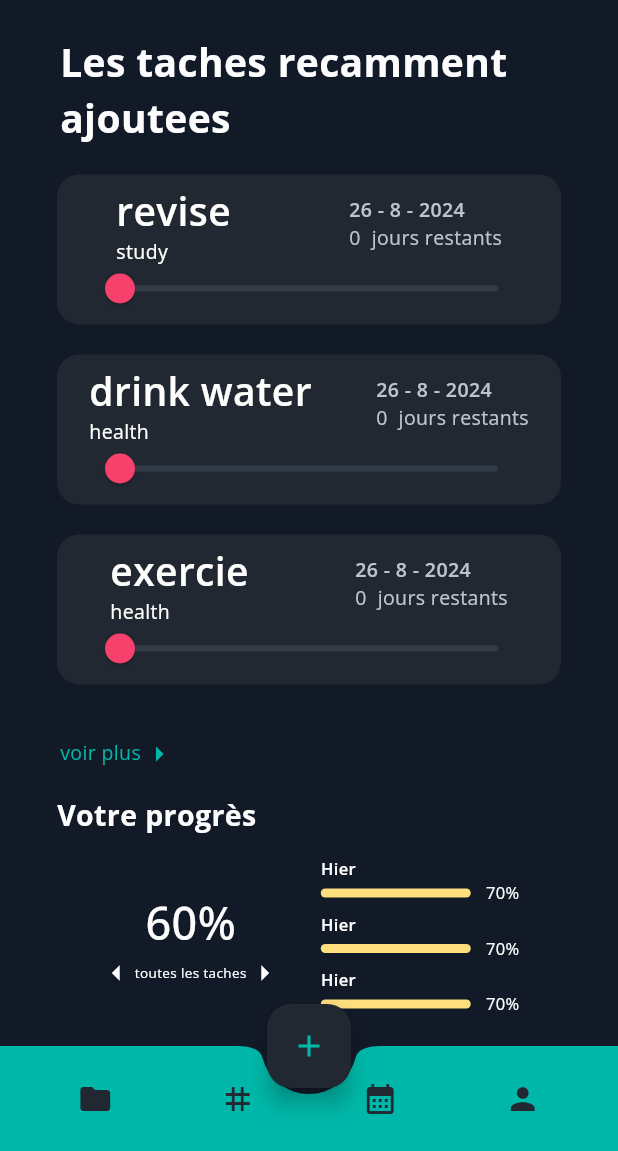
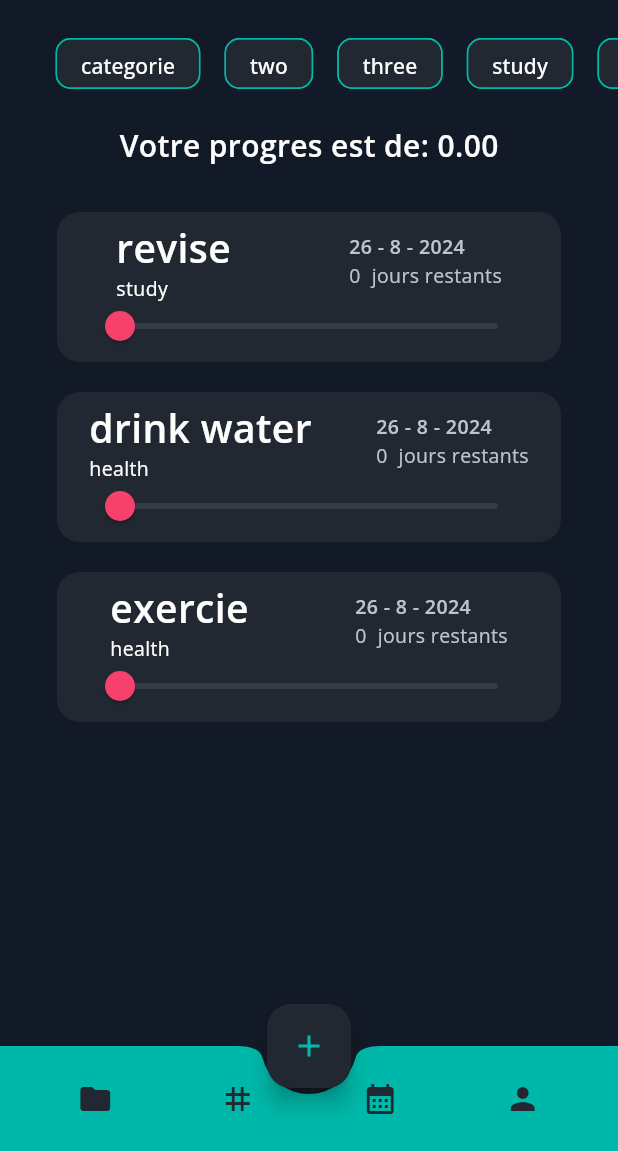
Before and after one commit to Adam-BACHI/productivity-app, a Flutter app: the HomePage screen opened directly, after a tap on the "folder" icon, on a phone screen of 412 x 824 dp, the part 85-1236 px from its top. Run offline on Flutter 3.47's test engine with Material 3 defaults, Android fonts, the phone set to English and light mode, and no system bars; our stand-ins replace lottie, smooth_page_indicator.

Commit message:
Created the categories page, where you can see tasks related to specific categories, and added a display for the progress percentage.

```diff
--- /dev/null
+++ b/lib/dataBase/TaskList.dart
@@ -0,0 +1,5 @@
+List ToDoList = [
+  ["exercie", "health", DateTime.now(), 0.0],
+  ["drink water", "health", DateTime.now(), 0.0],
+  ["revise", "study", DateTime.now(), 0.0],
+];
--- a/lib/main.dart
+++ b/lib/main.dart
@@ -1,5 +1,6 @@
 import 'package:flutter/material.dart';
 import 'package:productivity_app/pages/Loading.dart';
+import 'package:productivity_app/pages/TaskCategories.dart';
 import 'package:productivity_app/pages/welcome.dart';
 
 void main() {
@@ -18,6 +19,7 @@ class ProdApp extends StatelessWidget {
       theme: ThemeData(primarySwatch: Colors.teal, brightness: Brightness.dark),
       routes: {
         '/welcomepage': (context) => const Welcome(),
+        '/taskcat': (context) => const TaskCat()
       },
     );
   }
--- /dev/null
+++ b/lib/pages/TaskCategories.dart
@@ -0,0 +1,262 @@
+import 'package:flutter/material.dart';
+import 'package:productivity_app/comps/TaskComp.dart';
+import 'package:productivity_app/comps/newTask.dart';
+import 'package:productivity_app/dataBase/TaskList.dart';
+import 'package:productivity_app/pages/home.dart';
+
+class TaskCat extends StatefulWidget {
+  const TaskCat({super.key});
+
+  @override
+  State<TaskCat> createState() => _TaskCatState();
+}
+
+class _TaskCatState extends State<TaskCat> {
+  void progressChanged(double value, int ind) {
+    setState(() {
+      ToDoList[ToDoList.length - ind - 1][3] = value;
+    });
+  }
+
+  List categories = [
+    'categorie',
+    'two',
+    'three',
+    'study',
+    'health',
+  ];
+
+  List selectedCat = [];
+
+  String _dropValue = "categorie";
+  DateTime _date = DateTime.now();
+  final _controller = TextEditingController();
+
+  void _save() {
+    setState(() {
+      ToDoList.add([_controller.text, _dropValue, _date, 0.0]);
+    });
+    Navigator.of(context).pop();
+    _controller.clear();
+  }
+
+  void _cancel() {
+    Navigator.of(context).pop();
+    _controller.clear();
+  }
+
+  void createTask() {
+    showDialog(
+      context: context,
+      builder: (context) {
+        return NewTask(
+          controller: _controller,
+          save: _save,
+          cancel: _cancel,
+          onDropValueChanged: (newValue) {
+            setState(() {
+              _dropValue = newValue;
+            });
+          },
+          onDateSelection: (date) {
+            setState(() {
+              _date = date;
+            });
+          },
+        );
+      },
+    );
+  }
+
+  @override
+  Widget build(BuildContext context) {
+    final filteredTasks = ToDoList.where((task) {
+      return selectedCat.isEmpty || selectedCat.contains(task[1]);
+    }).toList();
+
+    double ProgressCount() {
+      if (filteredTasks.isNotEmpty) {
+        double sum = 0.0;
+        double res = 0.0;
+        for (var i = 0; i < filteredTasks.length; i++) {
+          sum = sum + filteredTasks[i][3];
+        }
+
+        res = sum / filteredTasks.length;
+
+        return res;
+      } else {
+        return 0.0;
+      }
+    }
+
+    //ProgressCount();
+
+    return Scaffold(
+      backgroundColor: Color.fromARGB(255, 18, 26, 39),
+      body: Column(
+        crossAxisAlignment: CrossAxisAlignment.start,
+        children: [
+          Padding(
+            padding: const EdgeInsets.only(top: 30, left: 15, right: 15),
+            child: Row(
+              mainAxisAlignment: MainAxisAlignment.spaceBetween,
+              children: [
+                Image.asset(
+                  'lib/images/LOGO-nav.png',
+                  width: 90,
+                ),
+                const Icon(
+                  Icons.menu,
+                  size: 29,
+                  color: Color.fromARGB(255, 0, 184, 169),
+                ),
+              ],
+            ),
+          ),
+          Padding(
+            padding: const EdgeInsets.only(top: 15, left: 8),
+            child: Container(
+              height: 50,
+              margin: EdgeInsets.only(left: 21),
+              child: ListView.builder(
+                itemCount: categories.length,
+                scrollDirection: Axis.horizontal,
+                itemBuilder: (context, index) {
+                  return Padding(
+                      padding: const EdgeInsets.all(8.0),
+                      child: FilterChip(
+                          selectedColor: Color.fromARGB(255, 0, 184, 169),
+                          backgroundColor: Color.fromARGB(255, 34, 40, 49),
+                          checkmarkColor: Color.fromARGB(255, 252, 252, 253),
+                          labelStyle: TextStyle(
+                              color: Color.fromARGB(255, 252, 252, 253),
+                              fontFamily: 'Open'),
+                          shape: RoundedRectangleBorder(
+                              borderRadius: BorderRadius.circular(10),
+                              side: BorderSide(
+                                color: Color.fromARGB(255, 0, 184, 169),
+                                width: 1.0,
+                              )),
+                          label: Text(categories[index]),
+                          selected: selectedCat.contains(categories[index]),
+                          onSelected: (selected) {
+                            setState(() {
+                              if (selected) {
+                                selectedCat.add(categories[index]);
+                              } else {
+                                selectedCat.remove(categories[index]);
+                              }
+                            });
+                          }));
+                },
+              ),
+            ),
+          ),
+          Padding(
+            padding: const EdgeInsets.only(top: 15),
+            child: Center(
+                child: Text(
+              'Votre progres est de: ${ProgressCount().toStringAsFixed(2)}',
+              style: TextStyle(
+                  fontSize: 20,
+                  fontFamily: 'Open',
+                  fontWeight: FontWeight.w600,
+                  color: Color.fromARGB(255, 252, 252, 253)),
+            )),
+          ),
+          Expanded(
+            child: ListView.builder(
+              padding: const EdgeInsets.only(top: 10),
+              itemCount: ToDoList.where((task) {
+                return selectedCat.isEmpty || selectedCat.contains(task[1]);
+              }).length,
+              itemBuilder: (context, index) {
+                ToDoList = ToDoList.reversed.toList();
+
+                String TaskName = ToDoList.where((task) {
+                  return selectedCat.isEmpty || selectedCat.contains(task[1]);
+                }).elementAt(index)[0];
+
+                String Category = ToDoList.where((task) {
+                  return selectedCat.isEmpty || selectedCat.contains(task[1]);
+                }).elementAt(index)[1];
+
+                DateTime Date = ToDoList.where((task) {
+                  return selectedCat.isEmpty || selectedCat.contains(task[1]);
+                }).elementAt(index)[2];
+
+                double Progress = ToDoList.where((task) {
+                  return selectedCat.isEmpty || selectedCat.contains(task[1]);
+                }).elementAt(index)[3];
+
+                ToDoList = ToDoList.reversed.toList();
+
+                return TaskComp(
+                  taskName: TaskName,
+                  category: Category,
+                  date: Date,
+                  progress: Progress,
+                  onProgressChanged: (pro) {
+                    progressChanged(pro, index);
+                  },
+                );
+              },
+            ),
+          ),
+        ],
+      ),
+      floatingActionButtonLocation: FloatingActionButtonLocation.centerDocked,
+      floatingActionButton: FloatingActionButton(
+        backgroundColor: Color.fromARGB(255, 34, 40, 49),
+        onPressed: createTask,
+        child: Icon(
+          Icons.add,
+          color: Color.fromARGB(255, 0, 184, 169),
+        ),
+      ),
+      bottomNavigationBar: BottomAppBar(
+        height: 70,
+        color: Color.fromARGB(255, 0, 184, 169),
+        shape: CircularNotchedRectangle(),
+        child: Row(
+          mainAxisAlignment: MainAxisAlignment.spaceAround,
+          children: [
+            IconButton(
+                onPressed: () {
+                  Navigator.push(context, MaterialPageRoute(builder: (context) {
+                    return TaskCat();
+                  }));
+                },
+                icon: Icon(
+                  Icons.folder,
+                  color: Color.fromARGB(255, 34, 40, 49),
+                )),
+            IconButton(
+                onPressed: () {},
+                icon: Icon(
+                  Icons.grid_3x3,
+                  color: Color.fromARGB(255, 34, 40, 49),
+                )),
+            IconButton(
+                onPressed: () {},
+                icon: Icon(
+                  Icons.calendar_month,
+                  color: Color.fromARGB(255, 34, 40, 49),
+                )),
+            IconButton(
+                onPressed: () {
+                  Navigator.push(context, MaterialPageRoute(builder: (context) {
+                    return HomePage();
+                  }));
+                },
+                icon: Icon(
+                  Icons.person,
+                  color: Color.fromARGB(255, 34, 40, 49),
+                ))
+          ],
+        ),
+      ),
+    );
+  }
+}
--- a/lib/pages/home.dart
+++ b/lib/pages/home.dart
@@ -2,6 +2,8 @@ import 'package:flutter/material.dart';
 import 'package:productivity_app/comps/ProgressTracker.dart';
 import 'package:productivity_app/comps/TaskComp.dart';
 import 'package:productivity_app/comps/newTask.dart';
+import 'package:productivity_app/pages/TaskCategories.dart';
+import 'package:productivity_app/dataBase/TaskList.dart';
 
 class HomePage extends StatefulWidget {
   const HomePage({super.key});
@@ -12,11 +14,6 @@ class HomePage extends StatefulWidget {
 
 class _HomePageState extends State<HomePage> {
   final _controller = TextEditingController();
-  List ToDoList = [
-    ["exercie", "health", DateTime.now(), 0.0],
-    ["drink water", "health", DateTime.now(), 0.0],
-    ["revise", "study", DateTime.now(), 0.0],
-  ];
 
   void progressChanged(double value, int ind) {
     setState(() {
@@ -101,6 +98,7 @@ class _HomePageState extends State<HomePage> {
           ),
           Expanded(
             child: ListView.builder(
+              padding: EdgeInsets.only(top: 10),
               itemCount: ToDoList.length,
               itemBuilder: (context, index) {
                 return TaskComp(
@@ -157,7 +155,11 @@ class _HomePageState extends State<HomePage> {
           mainAxisAlignment: MainAxisAlignment.spaceAround,
           children: [
             IconButton(
-                onPressed: () {},
+                onPressed: () {
+                  Navigator.push(context, MaterialPageRoute(builder: (context) {
+                    return TaskCat();
+                  }));
+                },
                 icon: Icon(
                   Icons.folder,
                   color: Color.fromARGB(255, 34, 40, 49),
@@ -175,7 +177,11 @@ class _HomePageState extends State<HomePage> {
                   color: Color.fromARGB(255, 34, 40, 49),
                 )),
             IconButton(
-                onPressed: () {},
+                onPressed: () {
+                  Navigator.push(context, MaterialPageRoute(builder: (context) {
+                    return HomePage();
+                  }));
+                },
                 icon: Icon(
                   Icons.person,
                   color: Color.fromARGB(255, 34, 40, 49),
```
Also changed, not shown: lib/operations/taskFuns.dart (added).
